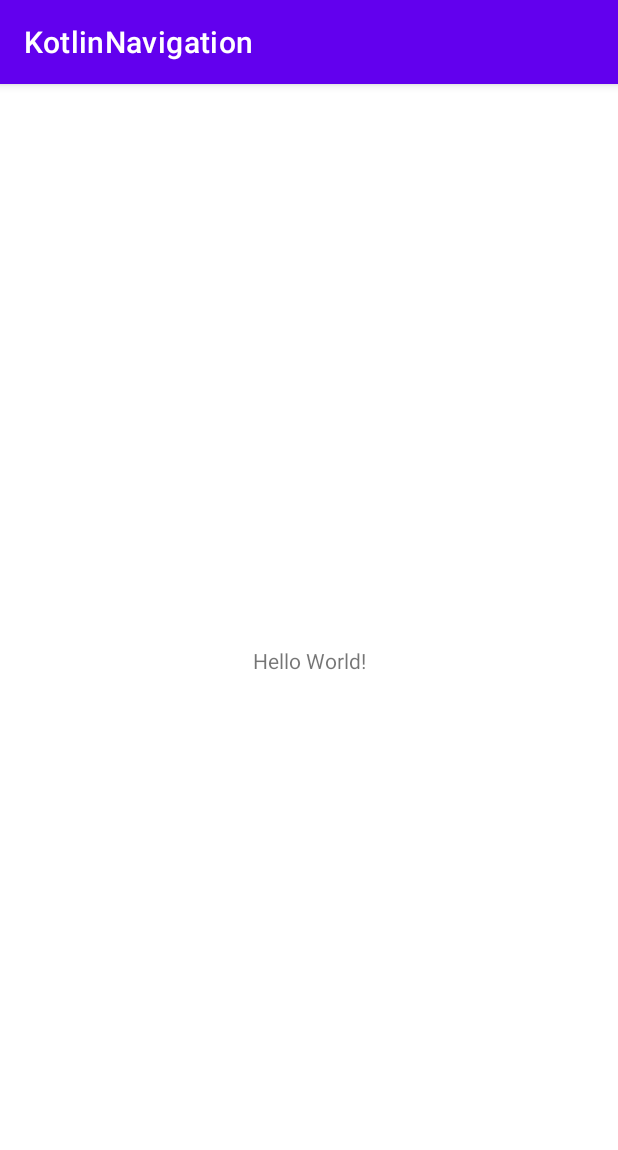
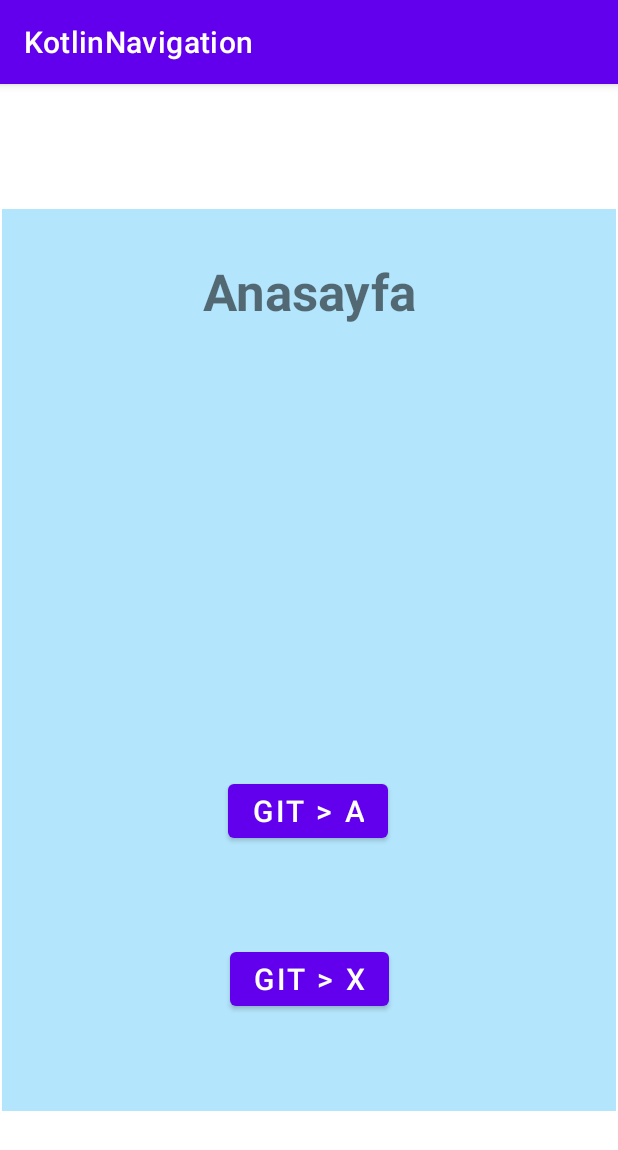
Before and after one commit to SerapErcel/KotlinNavigation, an Android app: the screen it shows after launch (MainActivity), on a phone screen of 412 x 824 dp. Shown: the top 1150 px of the screen. Run offline under Robolectric (Android 15) with nearby library versions, the phone set to English and light mode, and no system bars.

Commit message:
Add navigation

```diff
--- a/app/build.gradle
+++ b/app/build.gradle
@@ -42,6 +42,8 @@ dependencies {
     implementation 'androidx.appcompat:appcompat:1.5.1'
     implementation 'com.google.android.material:material:1.6.1'
     implementation 'androidx.constraintlayout:constraintlayout:2.1.4'
+    implementation 'androidx.navigation:navigation-fragment-ktx:2.5.2'
+    implementation 'androidx.navigation:navigation-ui-ktx:2.5.2'
     testImplementation 'junit:junit:4.13.2'
     androidTestImplementation 'androidx.test.ext:junit:1.1.3'
     androidTestImplementation 'androidx.test.espresso:espresso-core:3.4.0'
--- a/app/src/main/java/com/serapercel/kotlinnavigation/AnasayfaFragment.kt
+++ b/app/src/main/java/com/serapercel/kotlinnavigation/AnasayfaFragment.kt
@@ -5,6 +5,7 @@ import androidx.fragment.app.Fragment
 import android.view.LayoutInflater
 import android.view.View
 import android.view.ViewGroup
+import androidx.navigation.Navigation
 import com.serapercel.kotlinnavigation.databinding.FragmentAnasayfaBinding
 
 class AnasayfaFragment : Fragment() {
@@ -13,6 +14,14 @@ class AnasayfaFragment : Fragment() {
     override fun onCreateView(
         inflater: LayoutInflater, container: ViewGroup?, savedInstanceState: Bundle?): View? {
         binding = FragmentAnasayfaBinding.inflate(inflater, container, false)
+
+        binding.buttonGitA.setOnClickListener {
+            Navigation.findNavController(it).navigate(R.id.anasayfadanGitA)
+        }
+        binding.buttonGitX.setOnClickListener {
+            Navigation.findNavController(it).navigate(R.id.anasayfadanGitX)
+        }
+
         return binding.root
     }
 }
--- a/app/src/main/java/com/serapercel/kotlinnavigation/SayfaAFragment.kt
+++ b/app/src/main/java/com/serapercel/kotlinnavigation/SayfaAFragment.kt
@@ -5,6 +5,7 @@ import androidx.fragment.app.Fragment
 import android.view.LayoutInflater
 import android.view.View
 import android.view.ViewGroup
+import androidx.navigation.Navigation
 import com.serapercel.kotlinnavigation.databinding.FragmentSayfaABinding
 
 class SayfaAFragment : Fragment() {
@@ -13,6 +14,11 @@ class SayfaAFragment : Fragment() {
     override fun onCreateView(
         inflater: LayoutInflater, container: ViewGroup?, savedInstanceState: Bundle?): View? {
         binding = FragmentSayfaABinding.inflate(inflater, container, false)
+
+        binding.buttonGitB.setOnClickListener {
+            Navigation.findNavController(it).navigate(R.id.sayfaAGitB)
+        }
+
         return binding.root
     }
 }
--- a/app/src/main/java/com/serapercel/kotlinnavigation/SayfaBFragment.kt
+++ b/app/src/main/java/com/serapercel/kotlinnavigation/SayfaBFragment.kt
@@ -5,6 +5,7 @@ import androidx.fragment.app.Fragment
 import android.view.LayoutInflater
 import android.view.View
 import android.view.ViewGroup
+import androidx.navigation.Navigation
 import com.serapercel.kotlinnavigation.databinding.FragmentSayfaBBinding
 
 class SayfaBFragment : Fragment() {
@@ -13,6 +14,11 @@ class SayfaBFragment : Fragment() {
     override fun onCreateView(
         inflater: LayoutInflater, container: ViewGroup?, savedInstanceState: Bundle?): View? {
         binding = FragmentSayfaBBinding.inflate(inflater, container, false)
+
+        binding.buttonGitY.setOnClickListener {
+            Navigation.findNavController(it).navigate(R.id.sayfaBGitY)
+        }
+
         return binding.root
     }
 
--- a/app/src/main/java/com/serapercel/kotlinnavigation/SayfaXFragment.kt
+++ b/app/src/main/java/com/serapercel/kotlinnavigation/SayfaXFragment.kt
@@ -5,6 +5,7 @@ import androidx.fragment.app.Fragment
 import android.view.LayoutInflater
 import android.view.View
 import android.view.ViewGroup
+import androidx.navigation.Navigation
 import com.serapercel.kotlinnavigation.databinding.FragmentSayfaXBinding
 
 class SayfaXFragment : Fragment() {
@@ -13,6 +14,11 @@ class SayfaXFragment : Fragment() {
     override fun onCreateView(
         inflater: LayoutInflater, container: ViewGroup?, savedInstanceState: Bundle?): View? {
         binding = FragmentSayfaXBinding.inflate(inflater, container, false)
+
+        binding.buttonGitXY.setOnClickListener {
+            Navigation.findNavController(it).navigate(R.id.sayfaXGitY)
+        }
+
         return binding.root
     }
 }
--- a/app/src/main/res/layout/activity_main.xml
+++ b/app/src/main/res/layout/activity_main.xml
@@ -6,13 +6,15 @@
     android:layout_height="match_parent"
     tools:context=".MainActivity">
 
-    <TextView
-        android:layout_width="wrap_content"
-        android:layout_height="wrap_content"
-        android:text="Hello World!"
+    <androidx.fragment.app.FragmentContainerView
+        android:id="@+id/fragmentContainerView"
+        android:name="androidx.navigation.fragment.NavHostFragment"
+        android:layout_width="409dp"
+        android:layout_height="601dp"
+        app:defaultNavHost="true"
         app:layout_constraintBottom_toBottomOf="parent"
         app:layout_constraintEnd_toEndOf="parent"
         app:layout_constraintStart_toStartOf="parent"
-        app:layout_constraintTop_toTopOf="parent" />
-
+        app:layout_constraintTop_toTopOf="parent"
+        app:navGraph="@navigation/main_activity_nav" />
 </androidx.constraintlayout.widget.ConstraintLayout>
--- /dev/null
+++ b/app/src/main/res/navigation/main_activity_nav.xml
@@ -0,0 +1,55 @@
+<?xml version="1.0" encoding="utf-8"?>
+<navigation xmlns:android="http://schemas.android.com/apk/res/android"
+    xmlns:app="http://schemas.android.com/apk/res-auto"
+    xmlns:tools="http://schemas.android.com/tools"
+    android:id="@+id/main_activity_nav"
+    app:startDestination="@id/anasayfaFragment">
+
+    <fragment
+        android:id="@+id/anasayfaFragment"
+        android:name="com.serapercel.kotlinnavigation.AnasayfaFragment"
+        android:label="fragment_anasayfa"
+        tools:layout="@layout/fragment_anasayfa" >
+        <action
+            android:id="@+id/anasayfadanGitA"
+            app:destination="@id/sayfaAFragment" />
+        <action
+            android:id="@+id/anasayfadanGitX"
+            app:destination="@id/sayfaXFragment" />
+    </fragment>
+    <fragment
+        android:id="@+id/sayfaAFragment"
+        android:name="com.serapercel.kotlinnavigation.SayfaAFragment"
+        android:label="fragment_sayfa_a"
+        tools:layout="@layout/fragment_sayfa_a" >
+        <action
+            android:id="@+id/sayfaAGitB"
+            app:destination="@id/sayfaBFragment" />
+    </fragment>
+    <fragment
+        android:id="@+id/sayfaBFragment"
+        android:name="com.serapercel.kotlinnavigation.SayfaBFragment"
+        android:label="fragment_sayfa_b"
+        tools:layout="@layout/fragment_sayfa_b" >
+        <action
+            android:id="@+id/sayfaBGitY"
+            app:destination="@id/sayfaYFragment"
+            app:popUpToInclusive="false" />
+    </fragment>
+    <fragment
+        android:id="@+id/sayfaXFragment"
+        android:name="com.serapercel.kotlinnavigation.SayfaXFragment"
+        android:label="fragment_sayfa_x"
+        tools:layout="@layout/fragment_sayfa_x" >
+        <action
+            android:id="@+id/sayfaXGitY"
+            app:destination="@id/sayfaYFragment"
+            app:popUpTo="@id/sayfaXFragment"
+            app:popUpToInclusive="true" />
+    </fragment>
+    <fragment
+        android:id="@+id/sayfaYFragment"
+        android:name="com.serapercel.kotlinnavigation.SayfaYFragment"
+        android:label="fragment_sayfa_y"
+        tools:layout="@layout/fragment_sayfa_y" />
+</navigation>
```
